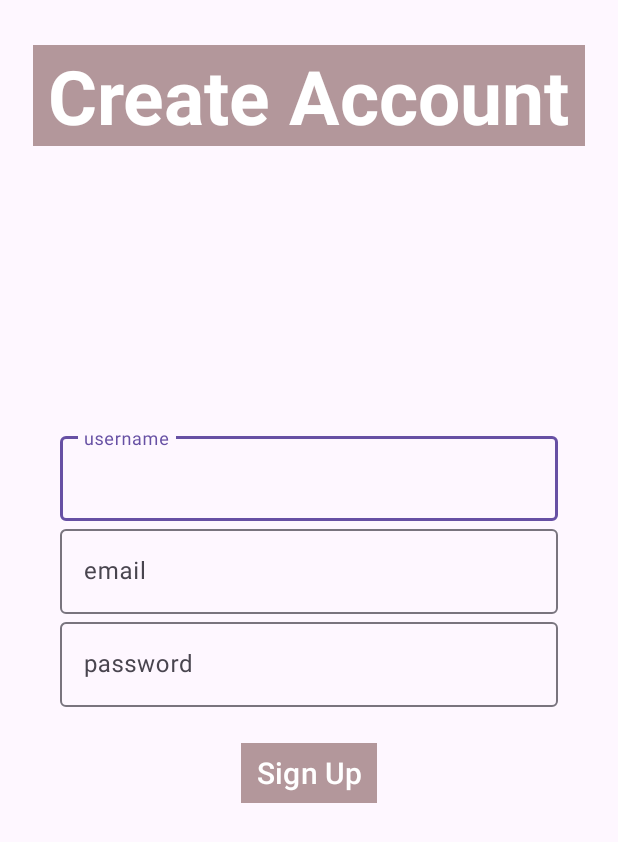
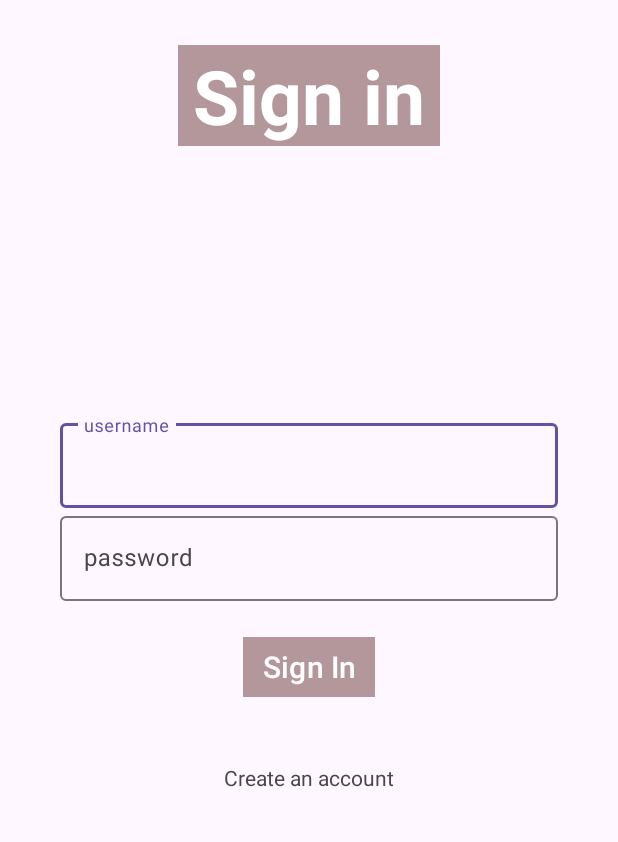
Before and after one commit to sadiquereyaz/database_sign, an Android app: the screen it shows after launch (SignUpActivity before the commit, SignInActivity after it), on a phone screen of 412 x 824 dp. Shown: the top 842 px of the screen. Run offline under Robolectric (Android 15) with nearby library versions, the phone set to English and light mode, and no system bars; our stand-ins replace Firebase (no records; nobody signed in at launch, a user with empty details on screens opened directly).

```diff
--- a/app/src/main/AndroidManifest.xml
+++ b/app/src/main/AndroidManifest.xml
@@ -12,6 +12,15 @@
         android:supportsRtl="true"
         android:theme="@style/Theme.Database"
         tools:targetApi="31">
+        <activity
+            android:name=".SignInActivity"
+            android:exported="true">
+            <intent-filter>
+                <action android:name="android.intent.action.MAIN" />
+
+                <category android:name="android.intent.category.LAUNCHER" />
+            </intent-filter>
+        </activity>
         <activity
             android:name=".SignUpActivity"
             android:exported="true">
--- /dev/null
+++ b/app/src/main/java/in/instea/database/SignInActivity.kt
@@ -0,0 +1,65 @@
+package `in`.instea.database
+
+import android.content.Intent
+import android.os.Bundle
+import android.util.Log
+import android.view.View
+import android.widget.Button
+import android.widget.TextView
+import android.widget.Toast
+import androidx.appcompat.app.AppCompatActivity
+import com.google.android.material.textfield.TextInputEditText
+import com.google.firebase.database.DatabaseReference
+import com.google.firebase.database.FirebaseDatabase
+
+class SignInActivity : AppCompatActivity() {
+
+    lateinit var databaseReference: DatabaseReference
+
+    override fun onCreate(savedInstanceState: Bundle?) {
+        super.onCreate(savedInstanceState)
+        setContentView(R.layout.activity_sign_in)
+
+        val signInButton = findViewById<Button>(R.id.signinBtn)
+        val username = findViewById<TextInputEditText>(R.id.TIETUsername)
+        val password = findViewById<TextInputEditText>(R.id.TIETPassword)
+
+        signInButton.setOnClickListener {
+            val usernameVar = username.text.toString()
+            val passwordVar = password.text.toString()
+
+            if (usernameVar.isNotEmpty()) {
+                readData(usernameVar, passwordVar)
+            } else {
+                Toast.makeText(this, "Please Enter a username", Toast.LENGTH_SHORT).show()
+            }
+        }
+
+    }
+
+    private fun readData(username: String, password: String) {
+        databaseReference = FirebaseDatabase.getInstance().getReference("users")
+        databaseReference.child(username).get().addOnSuccessListener {
+            if (it.exists()) {
+                val passwordFromDB = it.child("password").value
+//                Log.i("itContent", it.toString())
+                if (passwordFromDB.toString().equals(password)) {
+                    Toast.makeText(this, "User Exists with password ${passwordFromDB}", Toast.LENGTH_SHORT).show()
+                }else{
+                    Toast.makeText(this, "Wrong Password", Toast.LENGTH_SHORT).show()
+
+                }
+            } else {
+                Toast.makeText(this, "User Doesn't Exists", Toast.LENGTH_SHORT).show()
+            }
+        }.addOnFailureListener {
+            Toast.makeText(this, "failed due to technical Issue", Toast.LENGTH_SHORT).show()
+        }
+
+    }
+
+    fun moveToSignUp(view: View) {
+        val intent = Intent(this, SignUpActivity::class.java)
+        startActivity(intent)
+    }
+}
--- /dev/null
+++ b/app/src/main/res/layout/activity_sign_in.xml
@@ -0,0 +1,86 @@
+<?xml version="1.0" encoding="utf-8"?>
+<androidx.constraintlayout.widget.ConstraintLayout xmlns:android="http://schemas.android.com/apk/res/android"
+    xmlns:app="http://schemas.android.com/apk/res-auto"
+    xmlns:tools="http://schemas.android.com/tools"
+    android:layout_width="match_parent"
+    android:layout_height="match_parent"
+    tools:context=".SignInActivity">
+
+    <TextView
+        android:layout_width="wrap_content"
+        android:layout_height="wrap_content"
+        android:layout_marginTop="30dp"
+        android:background="#816B3B3B"
+        android:paddingHorizontal="10dp"
+        android:text="@string/sign_in_heading"
+        android:textColor="@color/white"
+        android:textSize="50sp"
+        android:textStyle="bold"
+        app:layout_constraintEnd_toEndOf="parent"
+        app:layout_constraintStart_toStartOf="parent"
+        app:layout_constraintTop_toTopOf="parent" />
+
+
+    <LinearLayout
+        android:layout_width="match_parent"
+        android:layout_height="wrap_content"
+        android:layout_marginHorizontal="40dp"
+        android:orientation="vertical"
+        app:layout_constraintBaseline_toBottomOf="parent"
+        app:layout_constraintBottom_toBottomOf="parent"
+        app:layout_constraintTop_toTopOf="parent">
+
+        <com.google.android.material.textfield.TextInputLayout
+            android:layout_width="match_parent"
+            android:layout_height="wrap_content">
+
+            <com.google.android.material.textfield.TextInputEditText
+                android:id="@+id/TIETUsername"
+                android:layout_width="match_parent"
+                android:layout_height="wrap_content"
+                android:hint="@string/username_hint" />
+        </com.google.android.material.textfield.TextInputLayout>
+
+        <com.google.android.material.textfield.TextInputLayout
+            android:layout_width="match_parent"
+            android:layout_height="wrap_content"/>
+
+        <com.google.android.material.textfield.TextInputLayout
+            android:layout_width="match_parent"
+            android:layout_height="wrap_content">
+
+            <com.google.android.material.textfield.TextInputEditText
+                android:id="@+id/TIETPassword"
+                android:layout_width="match_parent"
+                android:layout_height="wrap_content"
+                android:hint="@string/password_hint"
+                android:inputType="textPassword" />
+        </com.google.android.material.textfield.TextInputLayout>
+
+        <com.google.android.material.button.MaterialButton
+            android:id="@+id/signinBtn"
+            android:layout_width="wrap_content"
+            android:layout_height="wrap_content"
+            android:layout_gravity="center_horizontal"
+            android:layout_marginTop="20dp"
+            android:paddingHorizontal="10dp"
+            android:textColor="@color/white"
+            android:backgroundTint="#B3979B"
+            app:shapeAppearance="@color/white"
+            android:text="@string/sign_in_btn"
+            android:textSize="20sp" />
+
+        <TextView
+            android:id="@+id/createAccTxt"
+            android:layout_width="wrap_content"
+            android:layout_height="wrap_content"
+            android:text="@string/create_account_text_btn"
+            android:layout_gravity="center_horizontal"
+            android:layout_marginTop="20dp"
+            android:onClick="moveToSignUp"
+            android:padding="20dp"/>
+
+
+    </LinearLayout>
+
+</androidx.constraintlayout.widget.ConstraintLayout>
--- a/app/src/main/res/values/strings.xml
+++ b/app/src/main/res/values/strings.xml
@@ -6,4 +6,6 @@
     <string name="sign_in_heading">Sign in</string>
     <string name="sign_up_heading">Create Account</string>
     <string name="sign_up_btn">Sign Up</string>
+    <string name="sign_in_btn">Sign In</string>
+    <string name="create_account_text_btn">Create an account</string>
 </resources>
```
